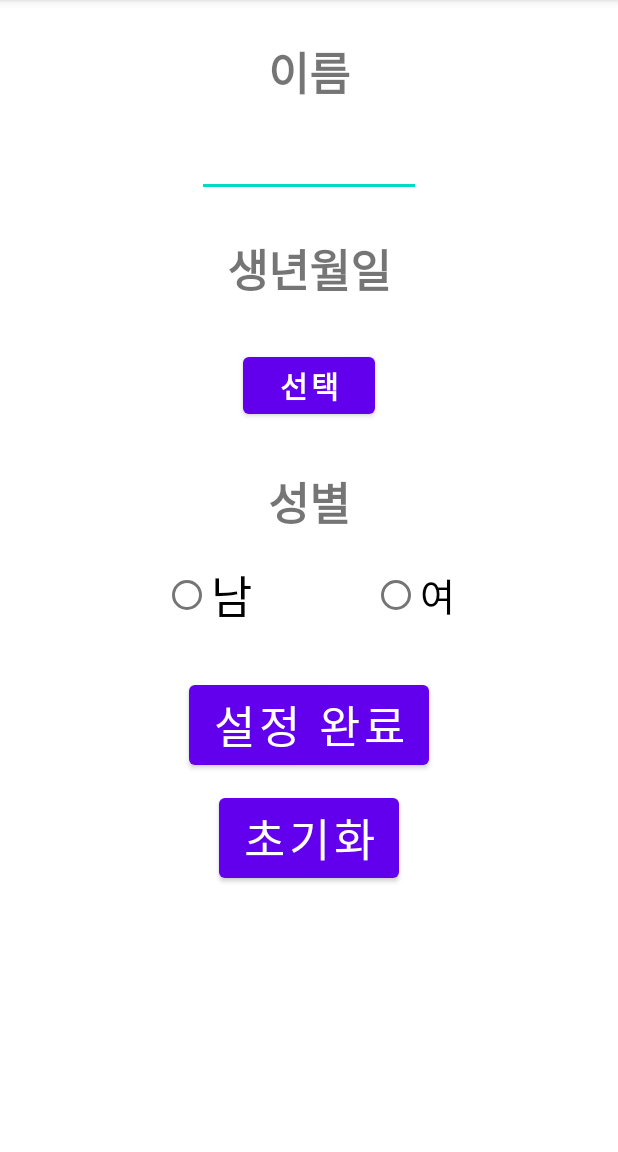
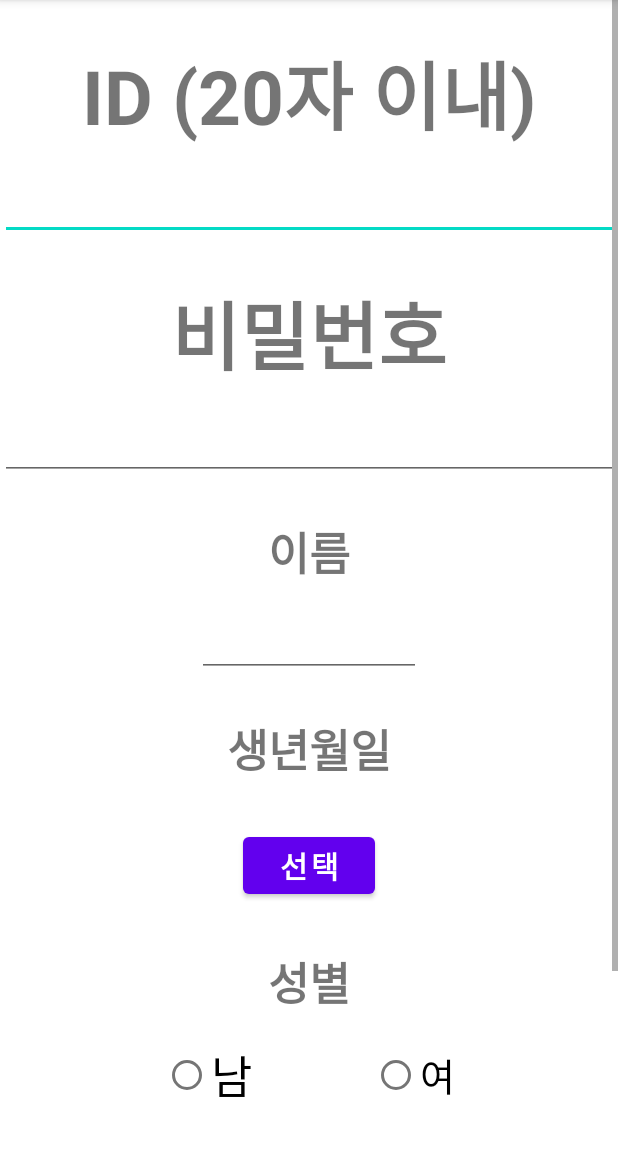
Before and after one commit to Medication-helper/Team_3_Medication-helper, an Android app: the userRegister screen opened directly, with no data from a screen before it, on a phone screen of 412 x 824 dp, the part 84-1236 px from its top. Run offline under Robolectric (Android 15) with nearby library versions, the phone set to English and light mode, and no system bars.

Commit message:
사용자 DB 명칭 변경 + 사용자DB에 ID와 비밀번호 추가

```diff
--- a/app/src/main/res/layout/userregister.xml
+++ b/app/src/main/res/layout/userregister.xml
@@ -1,6 +1,5 @@
 <?xml version="1.0" encoding="utf-8"?>
 <ScrollView xmlns:android="http://schemas.android.com/apk/res/android"
-    xmlns:app="http://schemas.android.com/apk/res-auto"
     xmlns:tools="http://schemas.android.com/tools"
     android:layout_width="match_parent"
     android:layout_height="match_parent"
@@ -15,7 +14,44 @@
         <TextView
             android:layout_width="wrap_content"
             android:layout_height="wrap_content"
-            android:id="@+id/V_name"
+            android:layout_gravity="center"
+            android:layout_marginTop="25dp"
+            android:text="ID (20자 이내)"
+            android:textSize="50dp"
+            android:textStyle="bold">
+        </TextView>
+
+        <EditText
+            android:layout_width="match_parent"
+            android:layout_height="wrap_content"
+            android:id="@+id/E_ID"
+            android:layout_gravity="center"
+            android:gravity="center"
+            android:layout_marginTop="15dp">
+        </EditText>
+
+        <TextView
+            android:layout_width="wrap_content"
+            android:layout_height="wrap_content"
+            android:layout_gravity="center"
+            android:layout_marginTop="25dp"
+            android:text="비밀번호"
+            android:textSize="50dp"
+            android:textStyle="bold">
+        </TextView>
+
+        <EditText
+            android:layout_width="match_parent"
+            android:layout_height="wrap_content"
+            android:id="@+id/E_Pass"
+            android:layout_gravity="center"
+            android:gravity="center"
+            android:layout_marginTop="15dp">
+        </EditText>
+
+        <TextView
+            android:layout_width="wrap_content"
+            android:layout_height="wrap_content"
             android:text = "이름"
             android:layout_gravity="center"
             android:layout_marginTop="25dp"
@@ -36,7 +72,6 @@
         <TextView
             android:layout_width="wrap_content"
             android:layout_height="wrap_content"
-            android:id="@+id/V_age"
             android:text = "생년월일"
             android:layout_gravity="center"
             android:layout_marginTop="25dp"
@@ -58,7 +93,6 @@
         <TextView
             android:layout_width="wrap_content"
             android:layout_height="wrap_content"
-            android:id="@+id/V_sex"
             android:text = "성별"
             android:layout_gravity="center"
             android:layout_marginTop="30dp"
```
